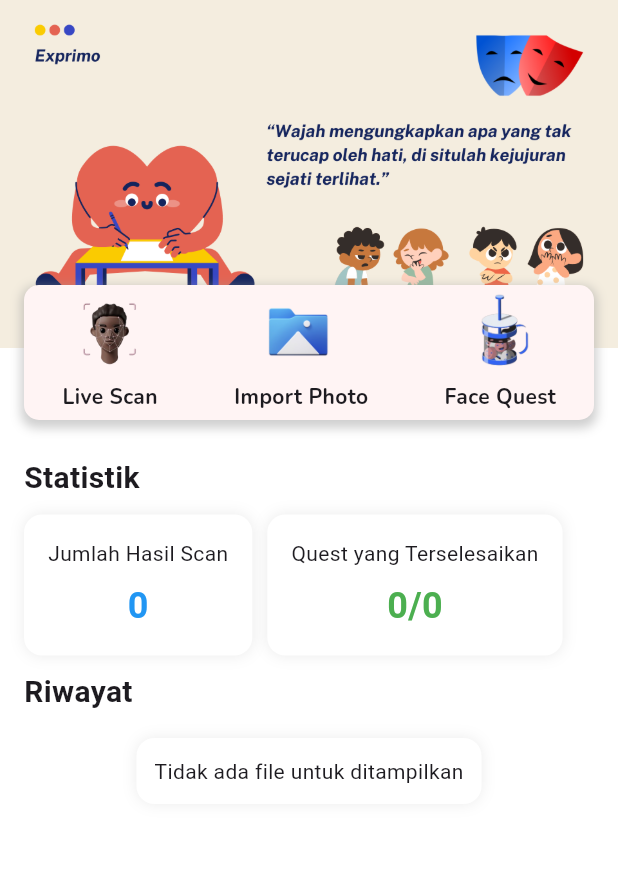
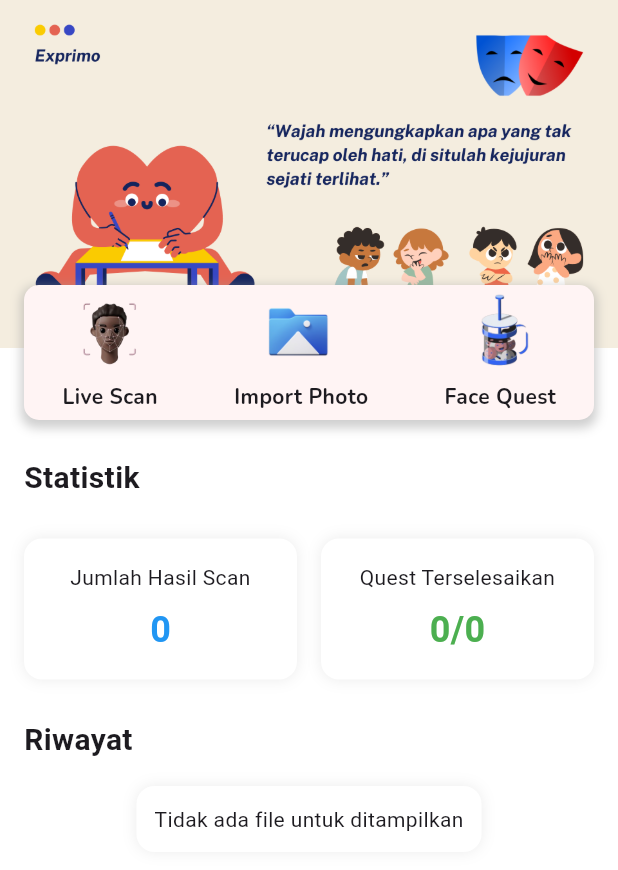
Before and after one commit to Fadhlurhmn/exprimo, a Flutter app: the HomePage screen opened directly, on a phone screen of 412 x 824 dp. Shown: the top 870 px of the screen. Run offline on Flutter 3.47's test engine with Material 3 defaults, Android fonts, the phone set to English and light mode, and no system bars; our stand-ins replace camera, dio, firebase_core, firebase_database, firebase_storage, google_fonts and 5 more; accounts and stored records are empty.

Commit message:
fix overflowed statistik card di homepage

```diff
--- a/lib/homepage_screen.dart
+++ b/lib/homepage_screen.dart
@@ -122,11 +122,15 @@ class _HomePageState extends State<HomePage> {
 
   // Modify the statistics card to show the count
   Widget buildStatisticsCard() {
-    return Container(
+    return Padding(
+      padding: const EdgeInsets.symmetric(vertical: 16.0),
       child: Row(
-        children: <Widget>[
-          Container(
-            padding: EdgeInsets.symmetric(vertical: 16, horizontal: 16),
+        mainAxisAlignment: MainAxisAlignment.spaceBetween,
+        children: [
+          Expanded(
+            child: Container(
+              margin: EdgeInsets.only(right: 8.0), // Jarak antar card
+              padding: EdgeInsets.all(16),
               decoration: BoxDecoration(
                 color: Colors.white,
                 borderRadius: BorderRadius.circular(12),
@@ -138,8 +142,13 @@ class _HomePageState extends State<HomePage> {
                 ],
               ),
               child: Column(
+                mainAxisSize: MainAxisSize.min,
                 children: <Widget>[
-                Text('Jumlah Hasil Scan'),
+                  Text(
+                    'Jumlah Hasil Scan',
+                    textAlign: TextAlign.center,
+                    style: TextStyle(fontSize: 14),
+                  ),
                   SizedBox(height: 8),
                   Text(
                     '$_totalScans',
@@ -152,9 +161,11 @@ class _HomePageState extends State<HomePage> {
                 ],
               ),
             ),
-          SizedBox(width: 10),
-          Container(
-            padding: EdgeInsets.symmetric(vertical: 16, horizontal: 16),
+          ),
+          Expanded(
+            child: Container(
+              margin: EdgeInsets.only(left: 8.0), // Jarak antar card
+              padding: EdgeInsets.all(16),
               decoration: BoxDecoration(
                 color: Colors.white,
                 borderRadius: BorderRadius.circular(12),
@@ -166,8 +177,13 @@ class _HomePageState extends State<HomePage> {
                 ],
               ),
               child: Column(
+                mainAxisSize: MainAxisSize.min,
                 children: <Widget>[
-                Text('Quest yang Terselesaikan'),
+                  Text(
+                    'Quest Terselesaikan',
+                    textAlign: TextAlign.center,
+                    style: TextStyle(fontSize: 14),
+                  ),
                   SizedBox(height: 8),
                   Text(
                     '$_completedQuests/$_totalQuests',
@@ -178,6 +194,7 @@ class _HomePageState extends State<HomePage> {
                     ),
                   ),
                 ],
+              ),
             ),
           ),
         ],
@@ -391,16 +408,19 @@ class _HomePageState extends State<HomePage> {
                     child: FutureBuilder<List<FirebaseFile>>(
                       future: futureFiles,
                       builder: (context, snapshot) {
-                        if (snapshot.connectionState == ConnectionState.waiting) {
+                        if (snapshot.connectionState ==
+                            ConnectionState.waiting) {
                           return CircularProgressIndicator();
                         } else if (snapshot.hasError) {
                           return Text('Error: ${snapshot.error}');
-                        } else if (!snapshot.hasData || snapshot.data!.isEmpty) {
+                        } else if (!snapshot.hasData ||
+                            snapshot.data!.isEmpty) {
                           return Text('Tidak ada file untuk ditampilkan');
                         }
 
                         // Limit to top 5 files
-                        List<FirebaseFile> topFiles = _allFiles.take(5).toList();
+                        List<FirebaseFile> topFiles =
+                            _allFiles.take(5).toList();
 
                         return ListView.builder(
                           shrinkWrap: true,
```
Also changed, not shown: 1 other file. Lines whose indentation alone changed are shown as unchanged.
